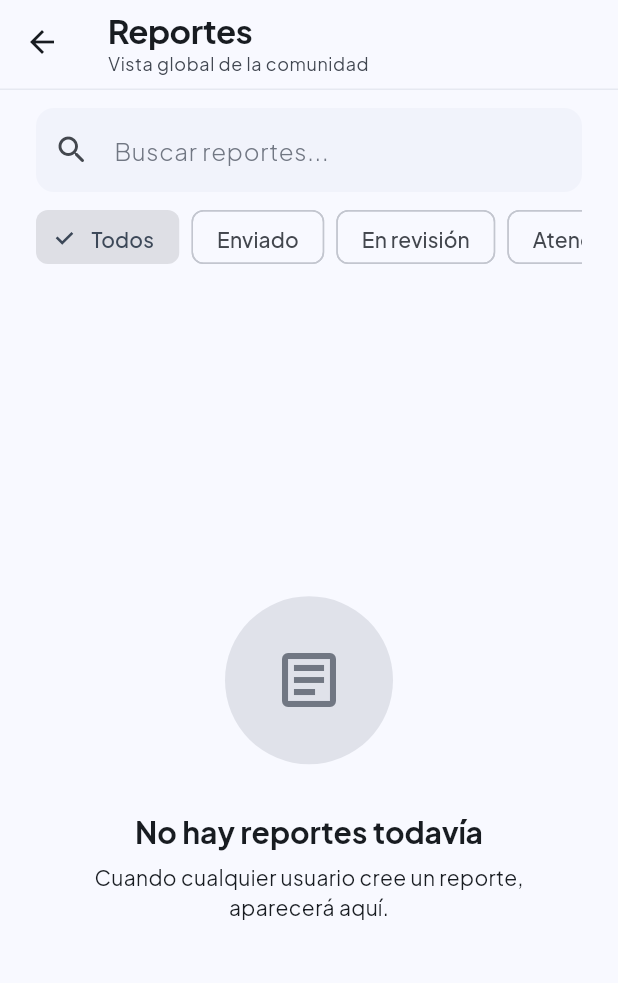
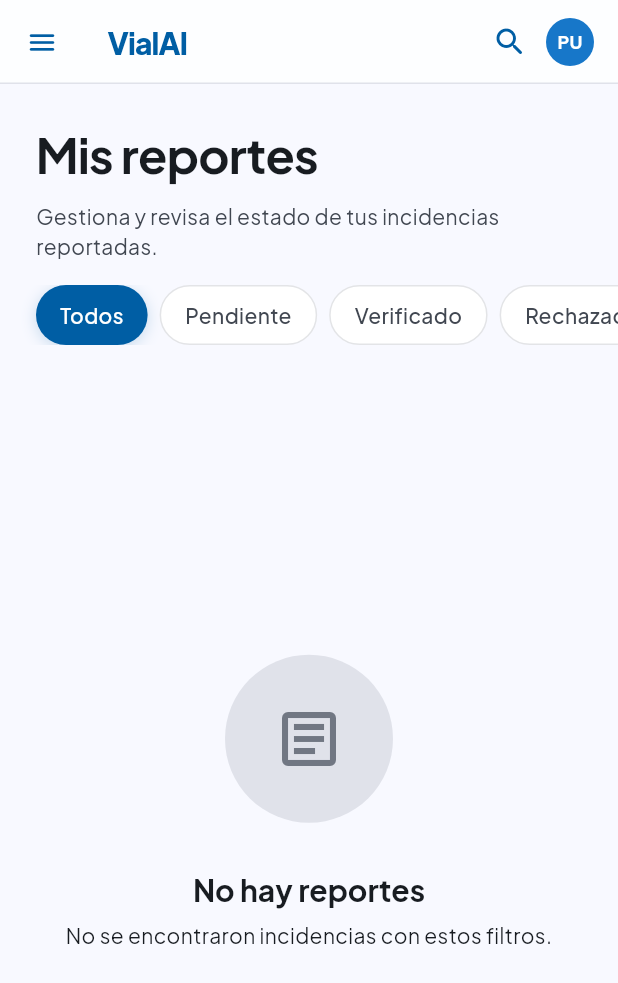
Before and after one commit to Diego2004-max/reportes_ai, a Flutter app: the ReportListScreen screen opened directly, on a phone screen of 412 x 824 dp. Shown: the top 983 px of the screen. Run offline on Flutter 3.47's test engine with Material 3 defaults, Android fonts, the phone set to English and light mode, and no system bars; our stand-ins replace cross_file, flutter_riverpod, geocoding, geolocator, go_router, google_fonts and 6 more; missing offline and left inert: record; accounts and stored records are empty; network calls fail; statements that could not run were skipped.

Commit message:
style: update icon sizes and colors
ReportListScreen: menu icon explicitly sized at 22px. App title
fontWeight raised to w800 and letter-spacing tightened to -0.6 to
match the Vial brand heading style.

Co-Authored-By: Claude Sonnet 4.6 <noreply@anthropic.com>

```diff
--- a/lib/features/reports/presentation/screens/report_list_screen.dart
+++ b/lib/features/reports/presentation/screens/report_list_screen.dart
@@ -2,11 +2,8 @@ import 'package:flutter/material.dart';
 import 'package:flutter_riverpod/flutter_riverpod.dart';
 
 import 'package:reportes_ai/app/theme/app_colors.dart';
-import 'package:reportes_ai/app/theme/app_spacing.dart';
 import 'package:reportes_ai/data/models/report_model.dart';
-import 'package:reportes_ai/shared/widgets/custom_app_bar.dart';
 import 'package:reportes_ai/shared/widgets/empty_state.dart';
-import 'package:reportes_ai/shared/widgets/loading_widget.dart';
 import 'package:reportes_ai/shared/widgets/report_card.dart';
 import 'package:reportes_ai/state/report_provider.dart';
 
@@ -23,18 +20,20 @@ class _ReportListScreenState extends ConsumerState<ReportListScreen> {
   final _searchCtrl = TextEditingController();
   String _selectedFilter = 'Todos';
   String _searchQuery = '';
+  bool _isSearching = false;
 
   static const List<String> _filters = [
     'Todos',
-    'Enviado',
-    'En revisión',
-    'Atendido',
+    'Pendiente',
+    'Verificado',
+    'Rechazado',
   ];
 
   List<ReportModel> _applyFilters(List<ReportModel> reports) {
     return reports.where((report) {
+      final statusMapped = _mapStatus(report.status);
       final matchesFilter =
-          _selectedFilter == 'Todos' || report.status == _selectedFilter;
+          _selectedFilter == 'Todos' || statusMapped == _selectedFilter;
 
       final query = _searchQuery.toLowerCase().trim();
       final matchesSearch = query.isEmpty ||
@@ -45,6 +44,14 @@ class _ReportListScreenState extends ConsumerState<ReportListScreen> {
 
       return matchesFilter && matchesSearch;
     }).toList();
+  }
+
+  String _mapStatus(String originalStatus) {
+    final lower = originalStatus.toLowerCase();
+    if (lower.contains('pendiente') || lower.contains('revisión') || lower.contains('enviado')) return 'Pendiente';
+    if (lower.contains('verific') || lower.contains('atendido')) return 'Verificado';
+    if (lower.contains('rechaz') || lower.contains('error')) return 'Rechazado';
+    return originalStatus;
   }
 
   @override
@@ -59,74 +66,157 @@ class _ReportListScreenState extends ConsumerState<ReportListScreen> {
 
     return Scaffold(
       backgroundColor: AppColors.background,
-      appBar: const CustomAppBar(
-        title: 'Reportes',
-        subtitle: 'Vista global de la comunidad',
+      appBar: AppBar(
+        backgroundColor: Colors.transparent,
+        elevation: 0,
+        surfaceTintColor: Colors.transparent,
+        flexibleSpace: Container(
+          decoration: BoxDecoration(
+            color: AppColors.surfaceContainerLowest.withAlpha(200),
+            border: Border(bottom: BorderSide(color: AppColors.surfaceContainerHighest)),
           ),
-      body: Column(
-        children: [
+        ),
+        leading: IconButton(
+          icon: const Icon(Icons.menu_rounded,
+              color: AppColors.primary, size: 22),
+          onPressed: () {},
+        ),
+        title: const Text(
+          'VialAI',
+          style: TextStyle(
+            color: AppColors.primary,
+            fontSize: 20,
+            fontWeight: FontWeight.w800,
+            letterSpacing: -0.6,
+          ),
+        ),
+        actions: [
+          IconButton(
+            icon: Icon(_isSearching ? Icons.close_rounded : Icons.search_rounded, color: AppColors.primary),
+            onPressed: () {
+              setState(() {
+                _isSearching = !_isSearching;
+                if (!_isSearching) {
+                  _searchCtrl.clear();
+                  _searchQuery = '';
+                }
+              });
+            },
+          ),
           Container(
-            color: AppColors.surface,
-            padding: const EdgeInsets.fromLTRB(
-              AppSpacing.screenH,
-              AppSpacing.md,
-              AppSpacing.screenH,
-              AppSpacing.md,
+            margin: const EdgeInsets.only(right: 16),
+            width: 32,
+            height: 32,
+            decoration: BoxDecoration(
+              color: AppColors.primaryContainer,
+              shape: BoxShape.circle,
             ),
+            child: const Center(
+              child: Text(
+                'PU',
+                style: TextStyle(
+                  color: AppColors.onPrimary,
+                  fontSize: 12,
+                  fontWeight: FontWeight.bold,
+                ),
+              ),
+            ),
+          )
+        ],
+      ),
+      body: SafeArea(
         child: Column(
           children: [
-                TextField(
+            if (_isSearching)
+              Container(
+                padding: const EdgeInsets.symmetric(horizontal: 24, vertical: 12),
+                color: AppColors.surfaceContainerLowest,
+                child: TextField(
                   controller: _searchCtrl,
                   onChanged: (value) => setState(() => _searchQuery = value),
                   decoration: InputDecoration(
                     hintText: 'Buscar reportes...',
-                    prefixIcon: const Icon(Icons.search_rounded),
-                    suffixIcon: _searchQuery.isNotEmpty
-                        ? IconButton(
-                            onPressed: () {
-                              _searchCtrl.clear();
-                              setState(() => _searchQuery = '');
-                            },
-                            icon: const Icon(Icons.close_rounded),
-                          )
-                        : null,
+                    hintStyle: const TextStyle(color: AppColors.outline),
+                    prefixIcon: const Icon(Icons.search_rounded, color: AppColors.outline),
+                    filled: true,
+                    fillColor: AppColors.surfaceContainerLow,
+                    border: OutlineInputBorder(
+                      borderRadius: BorderRadius.circular(12),
+                      borderSide: BorderSide.none,
+                    ),
+                    contentPadding: const EdgeInsets.symmetric(vertical: 0),
                   ),
                 ),
-                const SizedBox(height: AppSpacing.md),
-                SizedBox(
-                  height: 36,
-                  child: ListView.separated(
-                    scrollDirection: Axis.horizontal,
-                    itemCount: _filters.length,
-                    separatorBuilder: (context, index) =>
-                        const SizedBox(width: AppSpacing.sm),
-                    itemBuilder: (context, index) {
-                      final filter = _filters[index];
-                      final selected = _selectedFilter == filter;
-
-                      return FilterChip(
-                        label: Text(filter),
-                        selected: selected,
-                        onSelected: (_) {
-                          setState(() => _selectedFilter = filter);
-                        },
-                      );
-                    },
+              ),
+            Container(
+              width: double.infinity,
+              padding: const EdgeInsets.fromLTRB(24, 24, 24, 16),
+              child: Column(
+                crossAxisAlignment: CrossAxisAlignment.start,
+                children: [
+                  const Text(
+                    'Mis reportes',
+                    style: TextStyle(
+                      fontSize: 32,
+                      fontWeight: FontWeight.bold,
+                      color: AppColors.textPrimary,
+                      letterSpacing: -0.5,
+                    ),
+                  ),
+                  const SizedBox(height: 8),
+                  const Text(
+                    'Gestiona y revisa el estado de tus incidencias reportadas.',
+                    style: TextStyle(
+                      fontSize: 14,
+                      color: AppColors.textSecondary,
                     ),
                   ),
                 ],
               ),
             ),
+            // Chips filter
+            SizedBox(
+              height: 40,
+              child: ListView.separated(
+                padding: const EdgeInsets.symmetric(horizontal: 24),
+                scrollDirection: Axis.horizontal,
+                itemCount: _filters.length,
+                separatorBuilder: (context, index) => const SizedBox(width: 8),
+                itemBuilder: (context, index) {
+                  final filter = _filters[index];
+                  final isSelected = _selectedFilter == filter;
+
+                  return GestureDetector(
+                    onTap: () => setState(() => _selectedFilter = filter),
+                    child: AnimatedContainer(
+                      duration: const Duration(milliseconds: 200),
+                      padding: const EdgeInsets.symmetric(horizontal: 16, vertical: 8),
+                      decoration: BoxDecoration(
+                        color: isSelected ? AppColors.primary : AppColors.surfaceContainerLowest,
+                        borderRadius: BorderRadius.circular(24),
+                        border: isSelected ? null : Border.all(color: AppColors.outline.withAlpha(50)),
+                        boxShadow: isSelected
+                            ? [BoxShadow(color: AppColors.primary.withAlpha(50), blurRadius: 8, offset: const Offset(0, 2))]
+                            : [],
+                      ),
+                      alignment: Alignment.center,
+                      child: Text(
+                        filter,
+                        style: TextStyle(
+                          color: isSelected ? AppColors.onPrimary : AppColors.textSecondary,
+                          fontWeight: FontWeight.w500,
+                          fontSize: 14,
+                        ),
+                      ),
+                    ),
+                  );
+                },
+              ),
+            ),
+            const SizedBox(height: 16),
             Expanded(
               child: reportsAsync.when(
-              loading: () => ListView.builder(
-                padding: const EdgeInsets.all(AppSpacing.screenH),
-                itemCount: 4,
-                itemBuilder: (context, index) => const Padding(
-                  padding: EdgeInsets.only(bottom: AppSpacing.md),
-                  child: LoadingListItem(),
-                ),
-              ),
+                loading: () => const Center(child: CircularProgressIndicator()),
                 error: (error, stackTrace) => EmptyStateWidget(
                   icon: Icons.error_outline,
                   title: 'Error',
@@ -138,9 +228,8 @@ class _ReportListScreenState extends ConsumerState<ReportListScreen> {
                   if (filteredReports.isEmpty) {
                     return const EmptyStateWidget(
                       icon: Icons.article_outlined,
-                    title: 'No hay reportes todavía',
-                    subtitle:
-                        'Cuando cualquier usuario cree un reporte, aparecerá aquí.',
+                      title: 'No hay reportes',
+                      subtitle: 'No se encontraron incidencias con estos filtros.',
                     );
                   }
 
@@ -148,20 +237,17 @@ class _ReportListScreenState extends ConsumerState<ReportListScreen> {
                     onRefresh: () async {
                       refreshReports(ref);
                     },
-                  child: ListView.separated(
-                    padding: const EdgeInsets.all(AppSpacing.screenH),
+                    child: ListView.builder(
+                      padding: const EdgeInsets.symmetric(horizontal: 24, vertical: 8),
                       itemCount: filteredReports.length,
-                    separatorBuilder: (context, index) =>
-                        const SizedBox(height: AppSpacing.md),
                       itemBuilder: (context, index) {
                         final report = filteredReports[index];
 
                         return ReportCard(
                           title: report.title,
-                        description: report.description,
-                        status: report.status,
-                        date:
-                            '${report.createdAt.day}/${report.createdAt.month}/${report.createdAt.year}',
+                          description: report.locationLabel ?? report.description,
+                          status: _mapStatus(report.status),
+                          date: '${report.createdAt.day}/${report.createdAt.month}/${report.createdAt.year}',
                           category: report.category,
                           onTap: () {
                             Navigator.push(
@@ -180,6 +266,7 @@ class _ReportListScreenState extends ConsumerState<ReportListScreen> {
             ),
           ],
         ),
+      ),
     );
   }
 }
```
Lines whose indentation alone changed are shown as unchanged.
